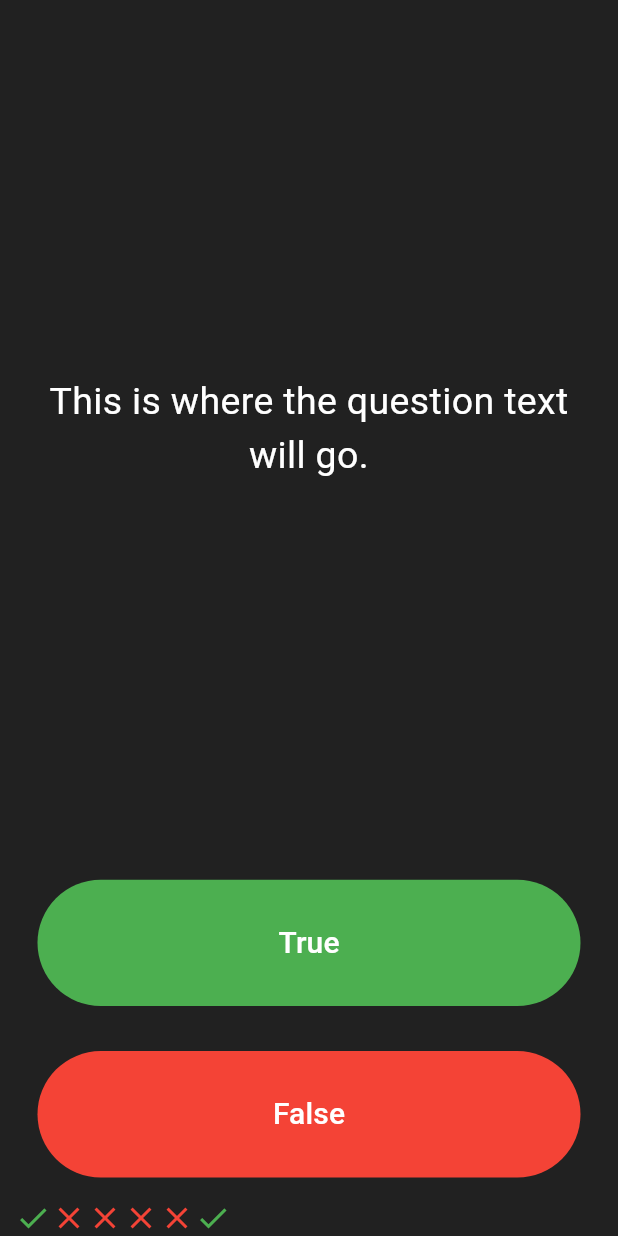
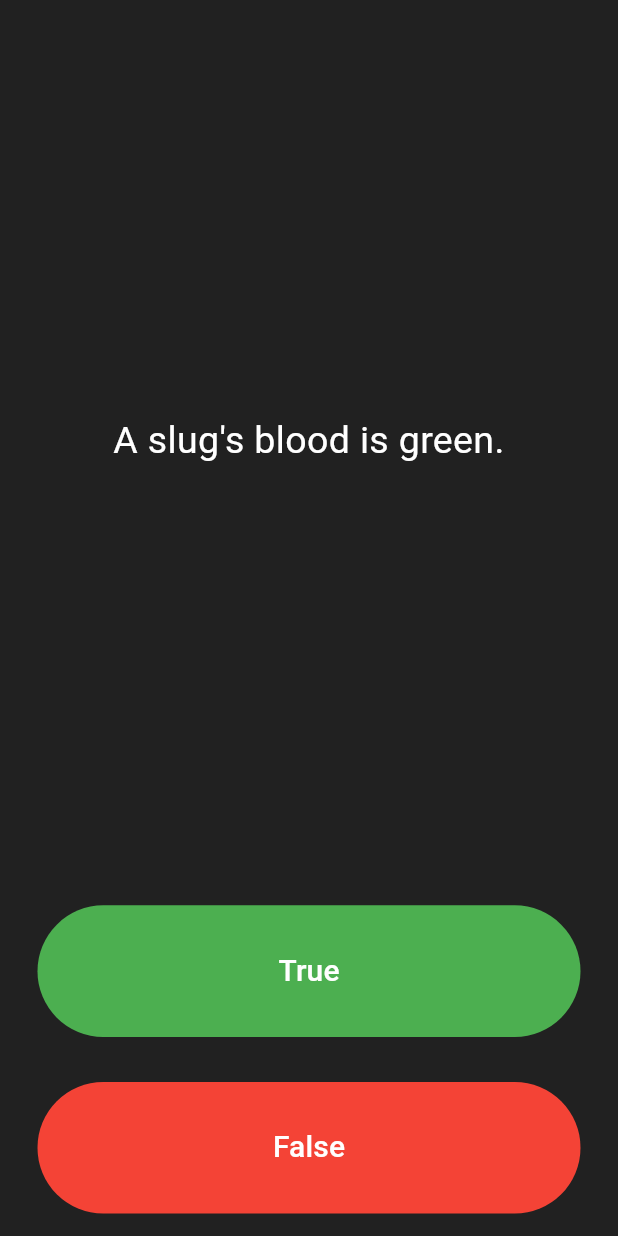
Before and after one commit to rubini2003/quiz, a Flutter app: the screen it shows after launch, after a tap on "True", after a tap on "False", on a phone screen of 412 x 824 dp. Run offline on Flutter 3.47's test engine with Material 3 defaults, Android fonts, the phone set to English and light mode, and no system bars.

Commit message:
partial2 project of quiz

```diff
--- a/lib/main.dart
+++ b/lib/main.dart
@@ -25,29 +25,16 @@ class QuizPage extends StatefulWidget {
 }
 
 class _QuizPageState extends State<QuizPage> {
-  List<Icon> scoreKeeper = [
-    Icon(
-      Icons.check,
-      color: Colors.green,
-    ),
-    Icon(
-      Icons.close,
-      color: Colors.red,
-    ),
-    Icon(
-      Icons.close,
-      color: Colors.red,
-    ),
-    Icon(
-      Icons.close,
-      color: Colors.red,
-    ),
-    Icon(
-      Icons.close,
-      color: Colors.red,
-    )
+  List<Icon> scoreKeeper = [];
+  List<String> questions = [
+    'You can lead a cow down stairs but not up stairs.',
+    'Approximately one quarter of human bones are in the feet.',
+    'A slug\'s blood is green.',
   ];
 
+  int questionNumber = 0;
+
+  List<bool> answers = [false, true, true];
   // List<String> MyStrings = [1, 2, 3];
   @override
   Widget build(BuildContext context) {
@@ -61,7 +48,7 @@ class _QuizPageState extends State<QuizPage> {
             padding: EdgeInsets.all(10.0),
             child: Center(
               child: Text(
-                'This is where the question text will go.',
+                questions[questionNumber],
                 textAlign: TextAlign.center,
                 style: TextStyle(
                   fontSize: 25.0,
@@ -86,13 +73,10 @@ class _QuizPageState extends State<QuizPage> {
                 ),
               ),
               onPressed: () {
-                //
                 setState(() {
-                  scoreKeeper.add(Icon(
-                    Icons.check,
-                    color: Colors.green,
-                  ));
+                  questionNumber++;
                 });
+                print(questionNumber);
               },
             ),
           ),
@@ -112,7 +96,12 @@ class _QuizPageState extends State<QuizPage> {
                 ),
               ),
               onPressed: () {
+                bool correctAnswer = answers[questionNumber];
                 //The user picked false.
+                setState(() {
+                  questionNumber++;
+                });
+                print(questionNumber);
               },
             ),
           ),
```
